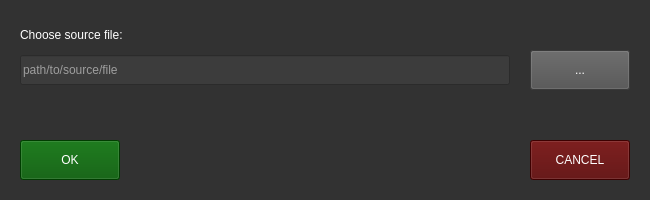
This is forms/choosefilewindow.ui in psv-git/BDOLang as Qt 5 draws it before an edit. The edited form follows.
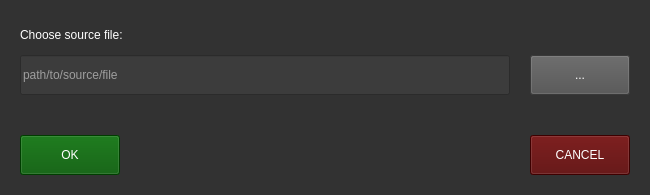
This is the edited form. Custom widgets are drawn as their Qt base class.

Patch:
```diff
--- a/forms/choosefilewindow.ui
+++ b/forms/choosefilewindow.ui
@@ -10,14 +10,20 @@
     <x>0</x>
     <y>0</y>
     <width>650</width>
-    <height>200</height>
+    <height>195</height>
    </rect>
   </property>
-  <property name="sizePolicy">
-   <sizepolicy hsizetype="Fixed" vsizetype="Fixed">
-    <horstretch>0</horstretch>
-    <verstretch>0</verstretch>
-   </sizepolicy>
+  <property name="minimumSize">
+   <size>
+    <width>650</width>
+    <height>195</height>
+   </size>
+  </property>
+  <property name="maximumSize">
+   <size>
+    <width>650</width>
+    <height>195</height>
+   </size>
   </property>
   <property name="windowTitle">
    <string>Open file</string>
@@ -29,17 +35,11 @@
    <property name="geometry">
     <rect>
      <x>530</x>
-     <y>140</y>
+     <y>135</y>
      <width>100</width>
      <height>40</height>
     </rect>
    </property>
-   <property name="sizePolicy">
-    <sizepolicy hsizetype="Fixed" vsizetype="Fixed">
-     <horstretch>0</horstretch>
-     <verstretch>0</verstretch>
-    </sizepolicy>
-   </property>
    <property name="focusPolicy">
     <enum>Qt::TabFocus</enum>
    </property>
@@ -56,17 +56,11 @@
    <property name="geometry">
     <rect>
      <x>530</x>
-     <y>50</y>
+     <y>55</y>
      <width>100</width>
      <height>40</height>
     </rect>
    </property>
-   <property name="sizePolicy">
-    <sizepolicy hsizetype="Fixed" vsizetype="Fixed">
-     <horstretch>0</horstretch>
-     <verstretch>0</verstretch>
-    </sizepolicy>
-   </property>
    <property name="focusPolicy">
     <enum>Qt::TabFocus</enum>
    </property>
@@ -107,17 +101,11 @@
    <property name="geometry">
     <rect>
      <x>20</x>
-     <y>140</y>
+     <y>135</y>
      <width>100</width>
      <height>40</height>
     </rect>
    </property>
-   <property name="sizePolicy">
-    <sizepolicy hsizetype="Fixed" vsizetype="Fixed">
-     <horstretch>0</horstretch>
-     <verstretch>0</verstretch>
-    </sizepolicy>
-   </property>
    <property name="focusPolicy">
     <enum>Qt::TabFocus</enum>
    </property>
@@ -136,15 +124,9 @@
      <x>20</x>
      <y>55</y>
      <width>490</width>
-     <height>30</height>
+     <height>40</height>
     </rect>
    </property>
-   <property name="sizePolicy">
-    <sizepolicy hsizetype="Fixed" vsizetype="Fixed">
-     <horstretch>0</horstretch>
-     <verstretch>0</verstretch>
-    </sizepolicy>
-   </property>
    <property name="focusPolicy">
     <enum>Qt::ClickFocus</enum>
    </property>
```
Left out of the diff: 2 changed lines with no effect on the pictures.
